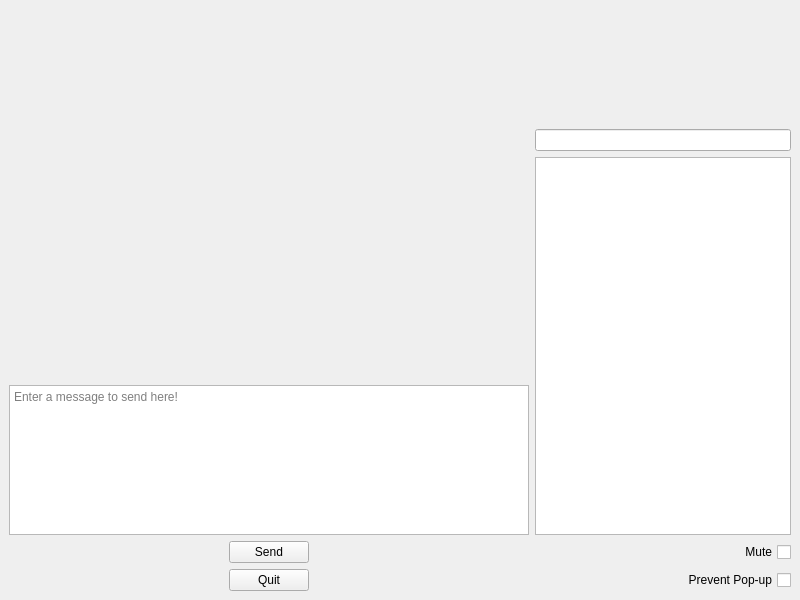
Old version of the form src/pxmmainwindow.ui in the repository corybolar/PXMessenger.
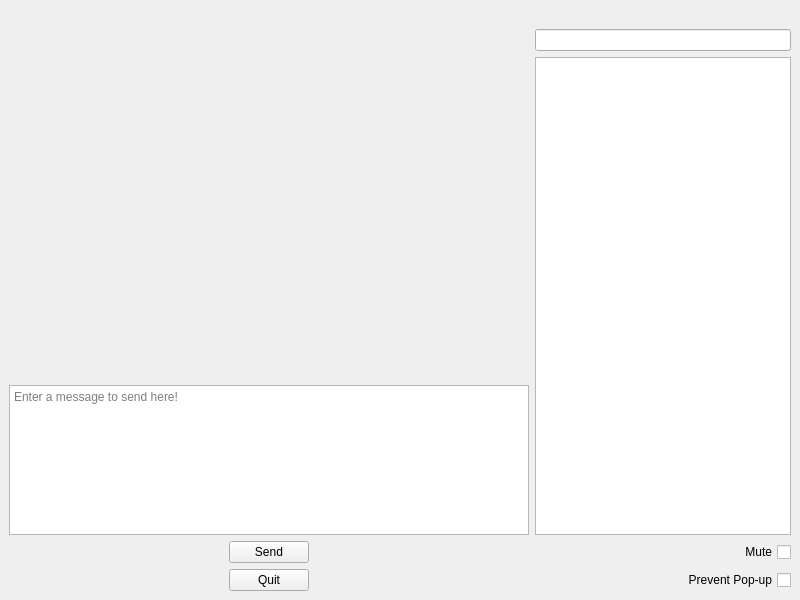
New version of the form. Icons and pictures are not drawn. Custom widgets are drawn as their Qt base class.

The edit to the form file:
```diff
--- a/src/pxmmainwindow.ui
+++ b/src/pxmmainwindow.ui
@@ -106,6 +106,12 @@
     </item>
     <item row="2" column="3">
      <widget class="QLineEdit" name="messLineEdit">
+      <property name="sizePolicy">
+       <sizepolicy hsizetype="Expanding" vsizetype="Maximum">
+        <horstretch>0</horstretch>
+        <verstretch>0</verstretch>
+       </sizepolicy>
+      </property>
       <property name="maximumSize">
        <size>
         <width>300</width>
@@ -122,6 +128,12 @@
     </item>
     <item row="3" column="3" rowspan="2">
      <widget class="QListWidget" name="messListWidget">
+      <property name="sizePolicy">
+       <sizepolicy hsizetype="Expanding" vsizetype="Expanding">
+        <horstretch>0</horstretch>
+        <verstretch>1</verstretch>
+       </sizepolicy>
+      </property>
       <property name="minimumSize">
        <size>
         <width>200</width>
@@ -178,9 +190,9 @@
     <item row="2" column="0" rowspan="2" colspan="3">
      <widget class="PXMMessageViewer::StackedWidget" name="stackedWidget">
       <property name="sizePolicy">
-       <sizepolicy hsizetype="Expanding" vsizetype="Expanding">
+       <sizepolicy hsizetype="Expanding" vsizetype="MinimumExpanding">
         <horstretch>0</horstretch>
-        <verstretch>0</verstretch>
+        <verstretch>2</verstretch>
        </sizepolicy>
       </property>
       <property name="minimumSize">
```
Left out of the diff: 12 changed lines with no effect on the pictures.
